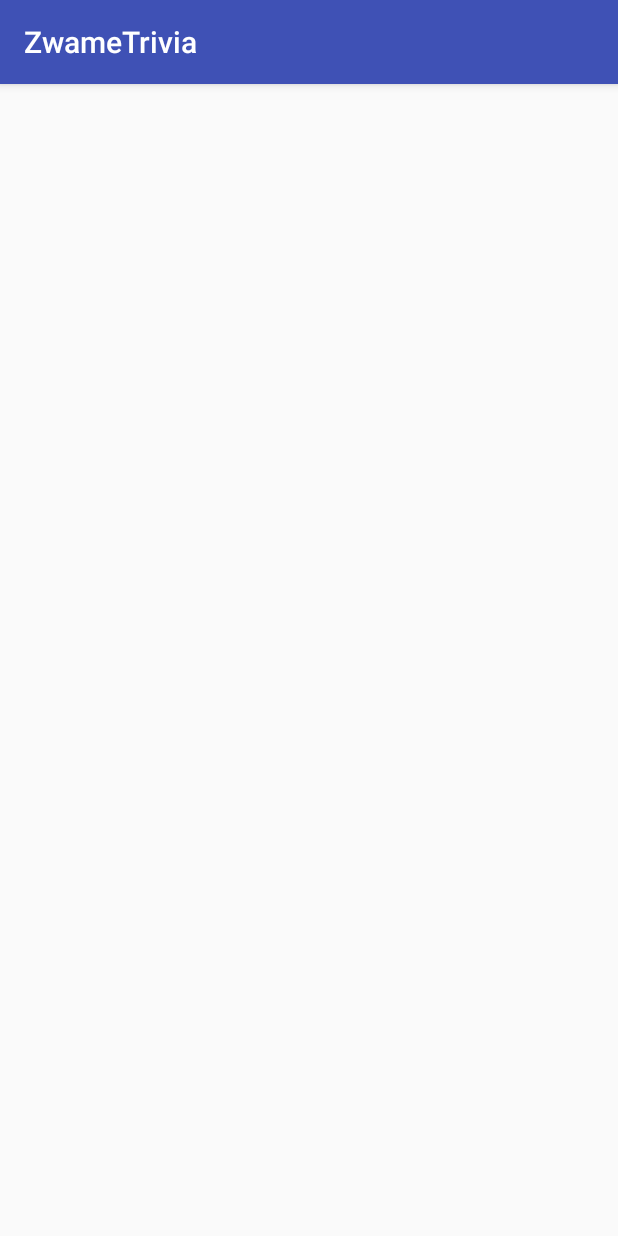
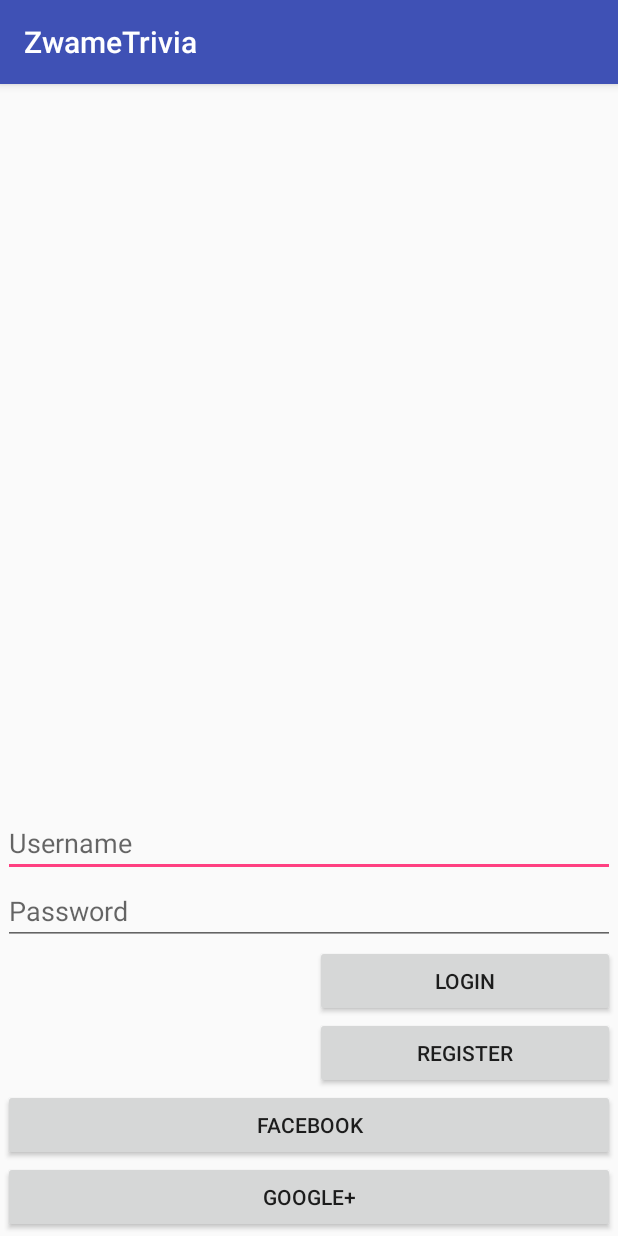
Before and after one commit to ZwameDevelopment/trivia-android, an Android app: the screen it shows after launch (MainActivity before the commit, LoginActivity after it), on a phone screen of 412 x 824 dp. Run offline under Robolectric (Android 15) with nearby library versions, the phone set to English and light mode, and no system bars.

Commit message:
Started Login & Register

```diff
--- a/app/src/main/AndroidManifest.xml
+++ b/app/src/main/AndroidManifest.xml
@@ -8,13 +8,15 @@
         android:label="@string/app_name"
         android:supportsRtl="true"
         android:theme="@style/AppTheme" >
-        <activity android:name=".MainActivity" >
+        <activity android:name=".LoginActivity" >
             <intent-filter>
                 <action android:name="android.intent.action.MAIN" />
 
                 <category android:name="android.intent.category.LAUNCHER" />
             </intent-filter>
         </activity>
+        <activity android:name=".RegisterActivity" >
+        </activity>
     </application>
 
 </manifest>
--- a/app/src/main/java/pt/zwame/trivia/MainActivity.java
+++ b/app/src/main/java/pt/zwame/trivia/LoginActivity.java
@@ -3,11 +3,11 @@ package pt.zwame.trivia;
 import android.support.v7.app.AppCompatActivity;
 import android.os.Bundle;
 
-public class MainActivity extends AppCompatActivity {
+public class LoginActivity extends AppCompatActivity {
 
     @Override
     protected void onCreate(Bundle savedInstanceState) {
         super.onCreate(savedInstanceState);
-        setContentView(R.layout.activity_main);
+        setContentView(R.layout.activity_login);
     }
 }
--- /dev/null
+++ b/app/src/main/java/pt/zwame/trivia/RegisterActivity.java
@@ -0,0 +1,13 @@
+package pt.zwame.trivia;
+
+import android.support.v7.app.AppCompatActivity;
+import android.os.Bundle;
+
+public class RegisterActivity extends AppCompatActivity {
+
+    @Override
+    protected void onCreate(Bundle savedInstanceState) {
+        super.onCreate(savedInstanceState);
+        setContentView(R.layout.activity_register);
+    }
+}
--- /dev/null
+++ b/app/src/main/res/layout/activity_login.xml
@@ -0,0 +1,70 @@
+<?xml version="1.0" encoding="utf-8"?>
+<RelativeLayout xmlns:android="http://schemas.android.com/apk/res/android"
+    xmlns:tools="http://schemas.android.com/tools" android:layout_width="match_parent"
+    android:layout_height="match_parent" android:paddingLeft="@dimen/activity_horizontal_margin"
+    android:paddingRight="@dimen/activity_horizontal_margin"
+    android:paddingTop="@dimen/activity_vertical_margin"
+    android:paddingBottom="@dimen/activity_vertical_margin" tools:context=".MainActivity">
+
+    <ImageView
+        android:layout_width="match_parent"
+        android:layout_height="match_parent"
+        android:id="@+id/img_logo"
+        android:layout_alignParentTop="true"
+        android:layout_centerHorizontal="true"
+        android:layout_above="@+id/linearLayout" />
+
+    <LinearLayout
+        android:orientation="vertical"
+        android:layout_width="match_parent"
+        android:layout_height="wrap_content"
+        android:layout_alignParentBottom="true"
+        android:layout_centerHorizontal="true"
+        android:id="@+id/linearLayout">
+
+        <EditText
+            android:layout_width="match_parent"
+            android:layout_height="wrap_content"
+            android:id="@+id/txt_user"
+            android:layout_gravity="center_horizontal"
+            android:hint="Username" />
+
+        <EditText
+            android:layout_width="match_parent"
+            android:layout_height="wrap_content"
+            android:inputType="textPassword"
+            android:ems="10"
+            android:id="@+id/txt_pass"
+            android:layout_gravity="center_horizontal"
+            android:hint="Password" />
+
+        <Button
+            android:layout_width="200dp"
+            android:layout_height="wrap_content"
+            android:text="Login"
+            android:id="@+id/btn_login"
+            android:layout_gravity="right" />
+
+        <Button
+            android:layout_width="200dp"
+            android:layout_height="wrap_content"
+            android:text="Register"
+            android:id="@+id/btn_register"
+            android:layout_gravity="right" />
+
+        <Button
+            android:layout_width="match_parent"
+            android:layout_height="wrap_content"
+            android:text="Facebook"
+            android:id="@+id/btn_loginFacebook"
+            android:layout_gravity="center_horizontal" />
+
+        <Button
+            android:layout_width="match_parent"
+            android:layout_height="wrap_content"
+            android:text="Google+"
+            android:id="@+id/btn_loginGoogle"
+            android:layout_gravity="center_horizontal" />
+    </LinearLayout>
+
+</RelativeLayout>
--- a/app/src/main/res/layout/activity_main.xml
+++ b/app/src/main/res/layout/activity_register.xml
@@ -4,5 +4,7 @@
     android:layout_height="match_parent" android:paddingLeft="@dimen/activity_horizontal_margin"
     android:paddingRight="@dimen/activity_horizontal_margin"
     android:paddingTop="@dimen/activity_vertical_margin"
-    android:paddingBottom="@dimen/activity_vertical_margin" tools:context=".MainActivity">
+    android:paddingBottom="@dimen/activity_vertical_margin"
+    tools:context="pt.zwame.trivia.RegisterActivity">
+
 </RelativeLayout>
--- a/app/src/main/res/values/dimens.xml
+++ b/app/src/main/res/values/dimens.xml
@@ -1,5 +1,5 @@
 <resources>
     <!-- Default screen margins, per the Android Design guidelines. -->
-    <dimen name="activity_horizontal_margin">16dp</dimen>
-    <dimen name="activity_vertical_margin">16dp</dimen>
+    <dimen name="activity_horizontal_margin">2dp</dimen>
+    <dimen name="activity_vertical_margin">2dp</dimen>
 </resources>
```
Also changed, not shown: 1 other file.
